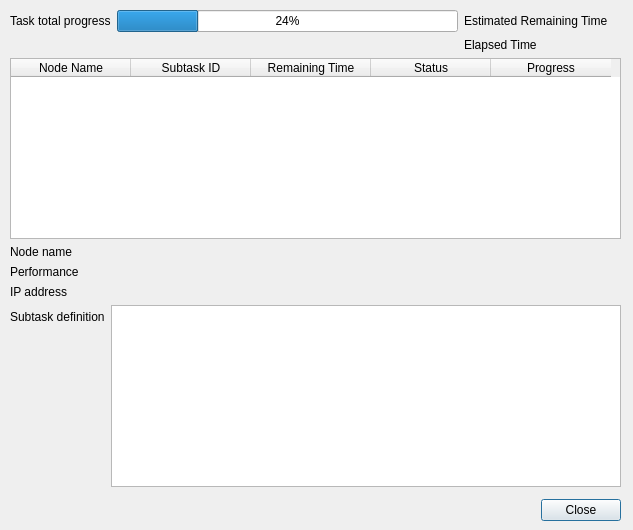
This is examples/gnr/ui/TaskDetailsDialog.ui in golemfactory/clay as Qt 5 draws it before an edit. The edited form follows.
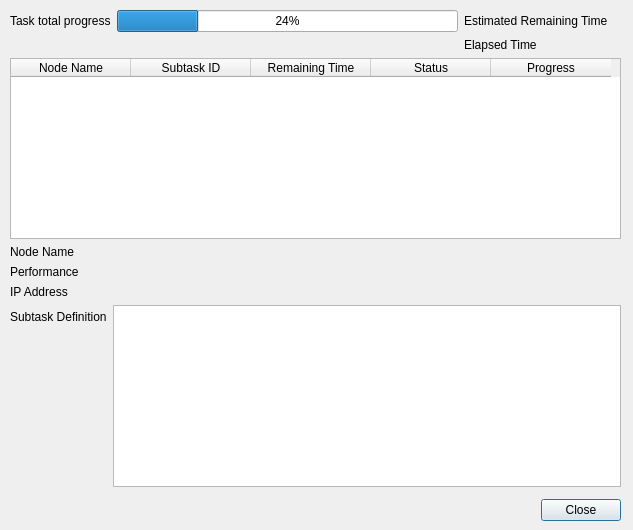
This is the edited form.

What changed in the file:
```diff
--- a/examples/gnr/ui/TaskDetailsDialog.ui
+++ b/examples/gnr/ui/TaskDetailsDialog.ui
@@ -175,7 +175,7 @@
       <item row="0" column="0">
        <widget class="QLabel" name="label_6">
         <property name="text">
-         <string>Node name</string>
+         <string>Node Name</string>
         </property>
        </widget>
       </item>
@@ -196,7 +196,7 @@
       <item row="2" column="0">
        <widget class="QLabel" name="label_9">
         <property name="text">
-         <string>IP address</string>
+         <string>IP Address</string>
         </property>
        </widget>
       </item>
@@ -210,7 +210,7 @@
       <item row="3" column="0">
        <widget class="QLabel" name="label_11">
         <property name="text">
-         <string>Subtask definition</string>
+         <string>Subtask Definition</string>
         </property>
        </widget>
       </item>
```
